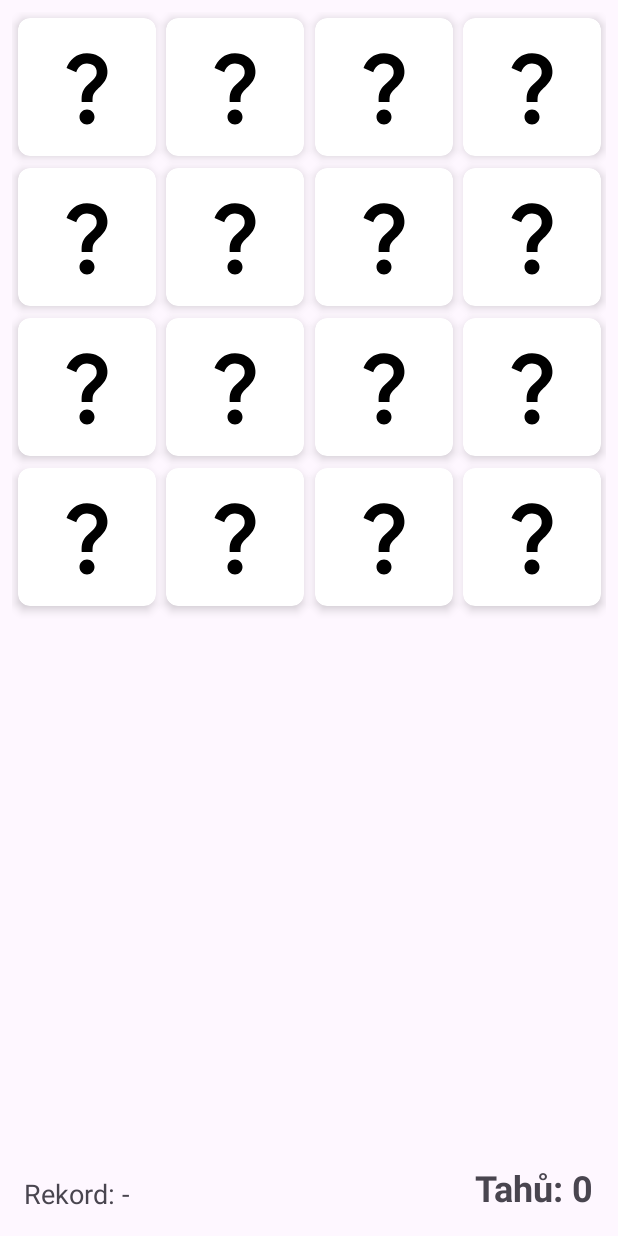
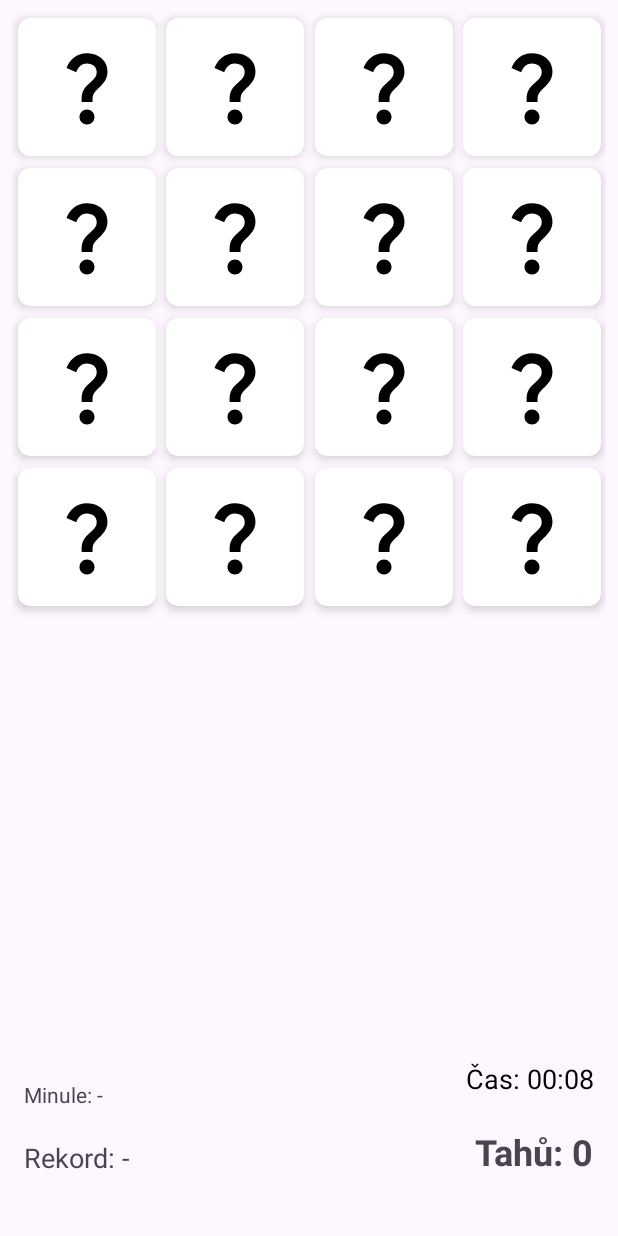
Before and after one commit to EduardPravda/BMTA-TrueeGame, an Android app: the screen it shows after launch (MainActivity), on a phone screen of 412 x 824 dp. Run offline under Robolectric (Android 15) with nearby library versions, the phone set to English and light mode, and no system bars; our stand-ins replace Room's generated code.

Commit message:
uprava zobrazovani score

```diff
--- a/app/src/main/java/cz/pravda/trueegame/data/Score.kt
+++ b/app/src/main/java/cz/pravda/trueegame/data/Score.kt
@@ -6,6 +6,7 @@ import androidx.room.PrimaryKey
 @Entity(tableName = "score_table")
 data class Score(
     @PrimaryKey(autoGenerate = true) val id: Int = 0,
-    val moves: Int,          // Počet tahů
-    val timestamp: Long      // Kdy to bylo zahráno
+    val moves: Int,
+    val timeSeconds: Long, // <--- NOVÉ: Čas v sekundách
+    val timestamp: Long
 )
--- a/app/src/main/java/cz/pravda/trueegame/data/ScoreDao.kt
+++ b/app/src/main/java/cz/pravda/trueegame/data/ScoreDao.kt
@@ -7,12 +7,14 @@ import kotlinx.coroutines.flow.Flow
 
 @Dao
 interface ScoreDao {
-    // Uloží nové skóre
     @Insert
     suspend fun insert(score: Score)
 
-    // Získá nejlepší skóre (nejméně tahů)
-    // Flow znamená, že když se změní data, aplikace to hned uvidí
+    // Nejlepší skóre (podle počtu tahů)
     @Query("SELECT MIN(moves) FROM score_table")
     fun getBestScore(): Flow<Int?>
+
+    // <--- NOVÉ: Poslední odehraná hra (řazeno podle času vložení)
+    @Query("SELECT * FROM score_table ORDER BY timestamp DESC LIMIT 1")
+    fun getLastGame(): Flow<Score?>
 }
--- a/app/src/main/java/cz/pravda/trueegame/ui/MainActivity.kt
+++ b/app/src/main/java/cz/pravda/trueegame/ui/MainActivity.kt
@@ -8,16 +8,16 @@ import androidx.recyclerview.widget.GridLayoutManager
 import androidx.recyclerview.widget.RecyclerView
 import cz.pravda.trueegame.R
 import cz.pravda.trueegame.viewmodel.MemoryGameViewModel
-import android.util.Log // Pro logování
+import android.util.Log
 
 class MainActivity : AppCompatActivity() {
 
-    // Proměnné pro View prvky
     private lateinit var rvBoard: RecyclerView
     private lateinit var tvScore: TextView
-    private lateinit var tvBestScore: TextView // <--- NOVÉ: Proměnná pro rekord
+    private lateinit var tvBestScore: TextView
+    private lateinit var tvTimer: TextView    // <--- NOVÉ
+    private lateinit var tvLastGame: TextView // <--- NOVÉ
 
-    // Proměnné pro logiku
     private lateinit var viewModel: MemoryGameViewModel
     private lateinit var adapter: MemoryCardAdapter
 
@@ -25,44 +25,52 @@ class MainActivity : AppCompatActivity() {
         super.onCreate(savedInstanceState)
         setContentView(R.layout.activity_main)
 
-        // 1. Najdeme prvky na obrazovce
         rvBoard = findViewById(R.id.rv_board)
         tvScore = findViewById(R.id.tv_score)
-        tvBestScore = findViewById(R.id.tv_best_score) // <--- NOVÉ: Najdeme textové pole
+        tvBestScore = findViewById(R.id.tv_best_score)
+        tvTimer = findViewById(R.id.tv_timer)         // <--- NOVÉ
+        tvLastGame = findViewById(R.id.tv_last_game)  // <--- NOVÉ
 
-        // 2. Inicializujeme ViewModel (mozek hry)
         viewModel = ViewModelProvider(this)[MemoryGameViewModel::class.java]
 
-        // 3. Nastavíme Adapter
         adapter = MemoryCardAdapter(emptyList()) { position ->
             viewModel.flipCard(position)
         }
 
-        // 4. Nastavíme RecyclerView
         rvBoard.adapter = adapter
         rvBoard.layoutManager = GridLayoutManager(this, 4)
         rvBoard.setHasFixedSize(true)
 
-        // 5. Pozorování dat (Observer)
-
-        // Sledujeme seznam karet
+        // Sledování karet
         viewModel.cards.observe(this) { newCards ->
             adapter.updateData(newCards)
         }
 
-        // Sledujeme aktuální počet tahů
+        // Sledování tahů
         viewModel.moves.observe(this) { moves ->
             tvScore.text = "Tahů: $moves"
         }
 
-        // <--- NOVÉ: Sledujeme nejlepší skóre z databáze --->
+        // <--- NOVÉ: Sledování času (formátujeme sekundy na 00:00)
+        viewModel.timeSeconds.observe(this) { seconds ->
+            val minutes = seconds / 60
+            val secs = seconds % 60
+            tvTimer.text = String.format("Čas: %02d:%02d", minutes, secs)
+        }
+
+        // Sledování nejlepšího skóre
         viewModel.bestScore.observe(this) { best ->
-            Log.d("PexesoDebug", "Načteno High Score z DB: $best") // Log pro kontrolu
+            tvBestScore.text = if (best != null) "Rekord: $best tahů" else "Rekord: -"
+        }
 
-            if (best != null && best > 0) {
-                tvBestScore.text = "Rekord: $best tahů"
+        // <--- NOVÉ: Sledování POSLEDNÍ hry
+        viewModel.lastGame.observe(this) { score ->
+            if (score != null) {
+                val minutes = score.timeSeconds / 60
+                val secs = score.timeSeconds % 60
+                tvLastGame.text = String.format("Minule: %d tahů (%02d:%02d)", score.moves, minutes, secs)
             } else {
-                tvBestScore.text = "Rekord: -"
+                tvLastGame.text = "Minule: -"
             }
         }
     }
--- a/app/src/main/java/cz/pravda/trueegame/viewmodel/MemoryGameViewModel.kt
+++ b/app/src/main/java/cz/pravda/trueegame/viewmodel/MemoryGameViewModel.kt
@@ -10,23 +10,21 @@ import cz.pravda.trueegame.R
 import cz.pravda.trueegame.data.AppDatabase
 import cz.pravda.trueegame.data.MemoryCard
 import cz.pravda.trueegame.data.Score
+import kotlinx.coroutines.Job
 import kotlinx.coroutines.delay
 import kotlinx.coroutines.launch
-import android.util.Log
 
-// Změna: Dědíme z AndroidViewModel, abychom měli přístup k databázi
 class MemoryGameViewModel(application: Application) : AndroidViewModel(application) {
 
-    // --- DATABÁZE ---
     private val database = AppDatabase.getDatabase(application)
     private val scoreDao = database.scoreDao()
 
-    // LiveData s nejlepším skóre (čte se samo z databáze)
     val bestScore: LiveData<Int?> = scoreDao.getBestScore().asLiveData()
-    // ----------------
+    // <--- NOVÉ: Sledujeme poslední hru
+    val lastGame: LiveData<Score?> = scoreDao.getLastGame().asLiveData()
 
     private val images = listOf(
-        R.drawable.ic_30, // Tady si nech své ikonky!
+        R.drawable.ic_30, // Zde nech své ikonky
         R.drawable.ic_3g,
         R.drawable.ic_4g,
         R.drawable.ic_5g,
@@ -42,19 +40,33 @@ class MemoryGameViewModel(application: Application) : AndroidViewModel(applicati
     private val _moves = MutableLiveData<Int>(0)
     val moves: LiveData<Int> = _moves
 
+    // <--- NOVÉ: LiveData pro čas
+    private val _timeSeconds = MutableLiveData<Long>(0)
+    val timeSeconds: LiveData<Long> = _timeSeconds
+
     private var indexOfSingleSelectedCard: Int? = null
     private var isWaiting = false
-    private var pairsMatched = 0 // Počítadlo hotových párů
+    private var pairsMatched = 0
+
+    // <--- NOVÉ: Proměnná pro stopky
+    private var timerJob: Job? = null
+    private var isGameRunning = false
 
     init {
         resetGame()
     }
 
     fun resetGame() {
+        // Reset hodnot
         _moves.value = 0
+        _timeSeconds.value = 0
         pairsMatched = 0
         indexOfSingleSelectedCard = null
         isWaiting = false
+
+        // Zastavení starého časovače a spuštění nového
+        stopTimer()
+        startTimer()
 
         val chosenImages = images.take(8)
         val randomizedImages = (chosenImages + chosenImages).shuffled()
@@ -62,8 +74,23 @@ class MemoryGameViewModel(application: Application) : AndroidViewModel(applicati
         val newCards = randomizedImages.mapIndexed { index, imageId ->
             MemoryCard(id = index, imageId = imageId)
         }
+        _cards.value = newCards
+    }
 
-        _cards.value = newCards
+    // <--- NOVÉ: Funkce pro stopky
+    private fun startTimer() {
+        isGameRunning = true
+        timerJob = viewModelScope.launch {
+            while (isGameRunning) {
+                delay(1000) // Počkáme 1 sekundu
+                _timeSeconds.value = (_timeSeconds.value ?: 0) + 1
+            }
+        }
+    }
+
+    private fun stopTimer() {
+        isGameRunning = false
+        timerJob?.cancel()
     }
 
     fun flipCard(position: Int) {
@@ -86,24 +113,17 @@ class MemoryGameViewModel(application: Application) : AndroidViewModel(applicati
         }
     }
 
-// ... uvnitř třídy MemoryGameViewModel ...
-
     private fun checkForMatch(pos1: Int, pos2: Int, currentCards: MutableList<MemoryCard>) {
         if (currentCards[pos1].imageId == currentCards[pos2].imageId) {
-            // SHODA!
             currentCards[pos1].isMatched = true
             currentCards[pos2].isMatched = true
             _cards.value = currentCards
+            pairsMatched++
 
-            pairsMatched++
-            Log.d("PexesoDebug", "Nalezen pár! Celkem hotovo: $pairsMatched / 8") // <--- LOG
-
-            // Pokud máme 8 párů, je konec hry -> ULOŽIT DO DB
             if (pairsMatched == 8) {
-                Log.d("PexesoDebug", "HRA DOKONČENA! Volám saveScoreToDb()") // <--- LOG
+                stopTimer() // <--- Zastavíme čas
                 saveScoreToDb()
             }
-
         } else {
             isWaiting = true
             viewModelScope.launch {
@@ -118,15 +138,16 @@ class MemoryGameViewModel(application: Application) : AndroidViewModel(applicati
 
     private fun saveScoreToDb() {
         val currentMoves = _moves.value ?: 0
-        Log.d("PexesoDebug", "Ukládám skóre do DB: $currentMoves tahů") // <--- LOG
+        val currentTime = _timeSeconds.value ?: 0
 
         viewModelScope.launch {
-            try {
-                scoreDao.insert(Score(moves = currentMoves, timestamp = System.currentTimeMillis()))
-                Log.d("PexesoDebug", "Úspěšně vloženo do databáze!") // <--- LOG
-            } catch (e: Exception) {
-                Log.e("PexesoDebug", "Chyba při ukládání: ${e.message}") // <--- LOG CHYBY
-            }
+            scoreDao.insert(
+                Score(
+                    moves = currentMoves,
+                    timeSeconds = currentTime, // Ukládáme i čas
+                    timestamp = System.currentTimeMillis()
+                )
+            )
         }
     }
 }
--- a/app/src/main/res/layout/activity_main.xml
+++ b/app/src/main/res/layout/activity_main.xml
@@ -5,6 +5,7 @@
     xmlns:tools="http://schemas.android.com/tools"
     android:layout_width="match_parent"
     android:layout_height="match_parent"
+    android:fitsSystemWindows="true"
     tools:context=".ui.MainActivity">
 
     <androidx.recyclerview.widget.RecyclerView
@@ -15,8 +16,19 @@
         app:layout_constraintTop_toTopOf="parent"
         app:layout_constraintStart_toStartOf="parent"
         app:layout_constraintEnd_toEndOf="parent"
-        app:layout_constraintBottom_toTopOf="@id/tv_score"
+        app:layout_constraintBottom_toTopOf="@id/tv_last_game"
         tools:listitem="@layout/item_card" />
+
+    <TextView
+        android:id="@+id/tv_last_game"
+        android:layout_width="wrap_content"
+        android:layout_height="wrap_content"
+        android:text="Minule: -"
+        android:textSize="14sp"
+        android:paddingStart="16dp"
+        android:paddingBottom="4dp"
+        app:layout_constraintBottom_toTopOf="@+id/tv_best_score"
+        app:layout_constraintStart_toStartOf="parent" />
 
     <TextView
         android:id="@+id/tv_best_score"
@@ -25,8 +37,21 @@
         android:text="Rekord: -"
         android:textSize="18sp"
         android:padding="16dp"
+        android:layout_marginBottom="24dp"
         app:layout_constraintBottom_toBottomOf="parent"
         app:layout_constraintStart_toStartOf="parent" />
+
+    <TextView
+        android:id="@+id/tv_timer"
+        android:layout_width="wrap_content"
+        android:layout_height="wrap_content"
+        android:text="Čas: 00:00"
+        android:textSize="18sp"
+        android:textColor="#000000"
+        android:paddingEnd="16dp"
+        android:paddingBottom="4dp"
+        app:layout_constraintBottom_toTopOf="@+id/tv_score"
+        app:layout_constraintEnd_toEndOf="parent"/>
 
     <TextView
         android:id="@+id/tv_score"
@@ -36,6 +61,7 @@
         android:textSize="24sp"
         android:textStyle="bold"
         android:padding="16dp"
+        android:layout_marginBottom="24dp"
         app:layout_constraintBottom_toBottomOf="parent"
         app:layout_constraintEnd_toEndOf="parent"/>
 
```
